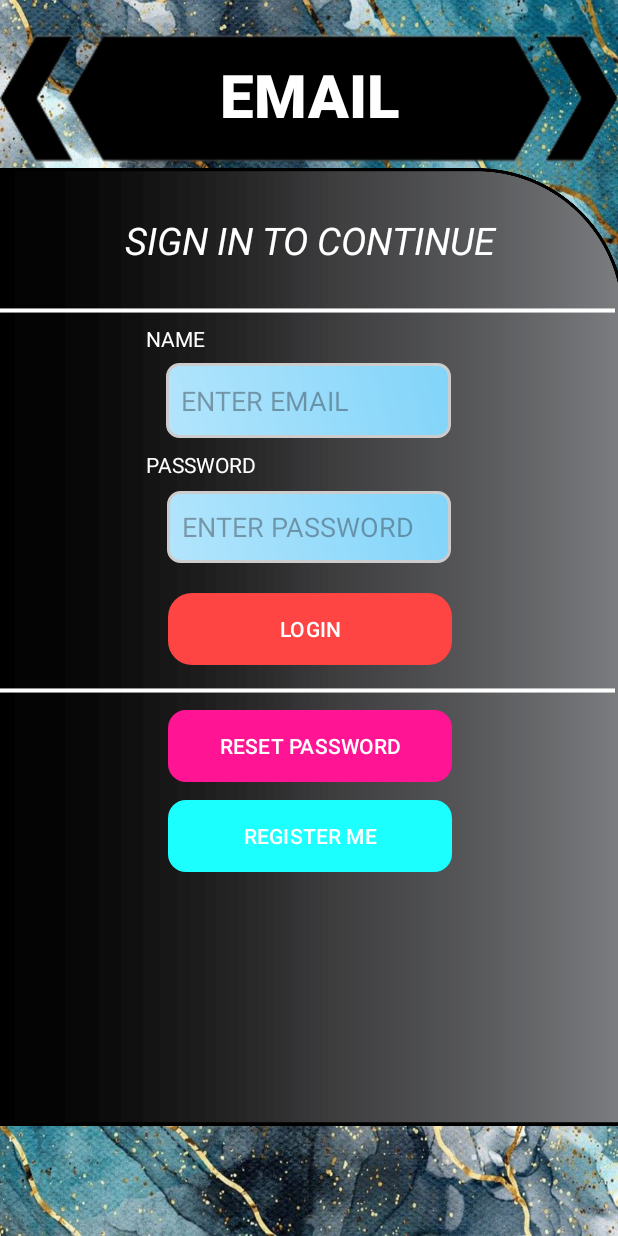
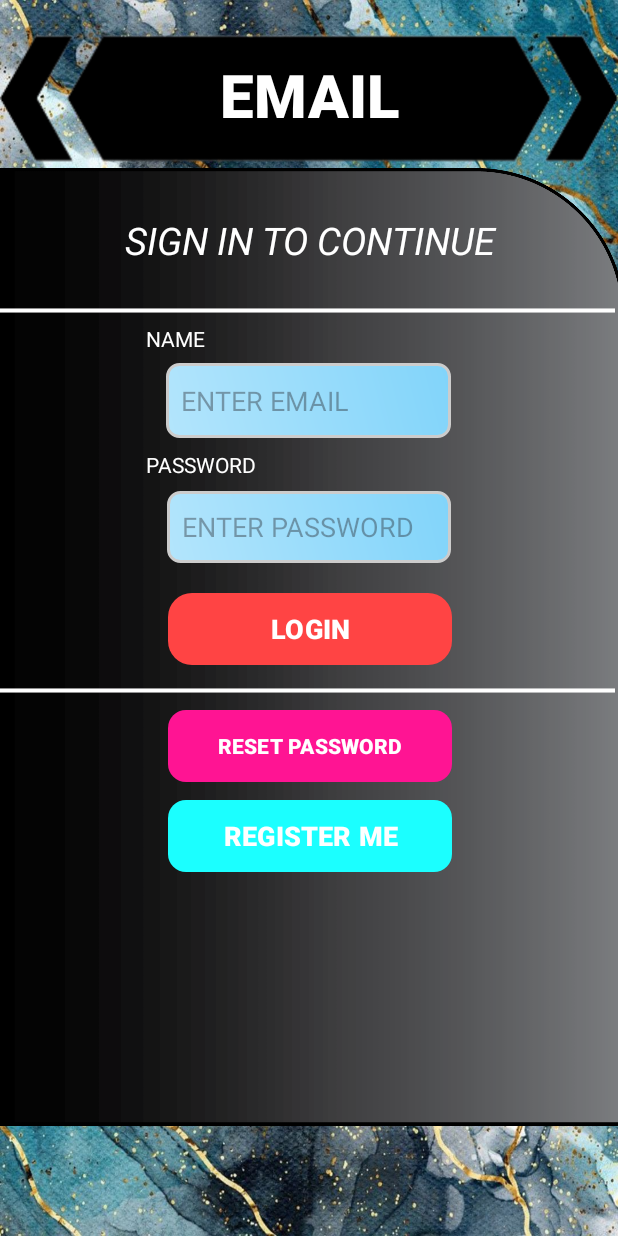
Before and after one commit to ST10260507/BudgetBeatersPOE, an Android app: the LoginActivity screen opened directly, with no data from a screen before it, on a phone screen of 412 x 824 dp. Run offline under Robolectric (Android 15) with nearby library versions, the phone set to English and light mode, and no system bars; our stand-ins replace Firebase (no records; nobody signed in at launch, a user with empty details on screens opened directly).

Commit message:
buttons more readable in the login page

```diff
--- a/app/src/main/res/layout/activity_login.xml
+++ b/app/src/main/res/layout/activity_login.xml
@@ -91,10 +91,13 @@
         android:background="@drawable/login_button_colour"
         android:text="LOGIN"
         android:textColor="@android:color/white"
+        android:textSize="18sp"
+        android:textStyle="bold"
         app:layout_constraintEnd_toEndOf="parent"
         app:layout_constraintHorizontal_bias="0.504"
         app:layout_constraintStart_toStartOf="parent"
-        app:layout_constraintTop_toBottomOf="@id/PasswordInput" />
+        app:layout_constraintTop_toBottomOf="@id/PasswordInput"
+        app:strokeColor="#FAF6F6" />
 
     <!-- Decorative white line below login button -->
     <ImageView
@@ -116,6 +119,7 @@
         android:layout_marginTop="8dp"
         android:background="@drawable/neon_pink_button"
         android:text="RESET PASSWORD"
+        android:textStyle="bold"
         android:textColor="@android:color/white"
         app:layout_constraintEnd_toEndOf="parent"
         app:layout_constraintHorizontal_bias="0.504"
@@ -123,6 +127,9 @@
         app:layout_constraintTop_toBottomOf="@id/BottomLineView" />
 
     <!-- Button to navigate to registration screen -->
+
+    <!-- Welcome instruction text -->
+
     <Button
         android:id="@+id/RegisterBtn"
         android:layout_width="189dp"
@@ -131,12 +138,13 @@
         android:background="@drawable/neon_blue_button"
         android:text="REGISTER ME"
         android:textColor="@android:color/white"
+        android:textSize="18sp"
+        android:textStyle="bold"
         app:layout_constraintEnd_toEndOf="parent"
         app:layout_constraintHorizontal_bias="0.504"
         app:layout_constraintStart_toStartOf="parent"
         app:layout_constraintTop_toBottomOf="@id/ForgotPasswordBtn" />
 
-    <!-- Welcome instruction text -->
     <TextView
         android:id="@+id/LoginWelcomeTxt"
         android:layout_width="275dp"
```
